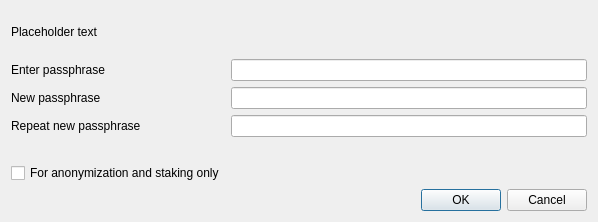
This is src/qt/forms/askpassphrasedialog.ui in bulwark-crypto/Bulwark as Qt 5 draws it before an edit. The edited form follows.
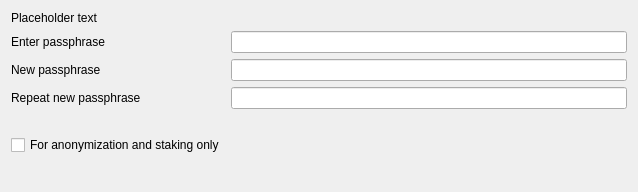
This is the edited form. Custom widgets are drawn as their Qt base class.

What changed in the file:
```diff
--- a/src/qt/forms/askpassphrasedialog.ui
+++ b/src/qt/forms/askpassphrasedialog.ui
@@ -6,8 +6,8 @@
    <rect>
     <x>0</x>
     <y>0</y>
-    <width>598</width>
-    <height>222</height>
+    <width>638</width>
+    <height>164</height>
    </rect>
   </property>
   <property name="sizePolicy">
@@ -127,17 +127,51 @@
     </layout>
    </item>
    <item>
-    <widget class="QDialogButtonBox" name="buttonBox">
-     <property name="orientation">
-      <enum>Qt::Horizontal</enum>
-     </property>
-     <property name="standardButtons">
-      <set>QDialogButtonBox::Cancel|QDialogButtonBox::Ok</set>
-     </property>
-    </widget>
+    <layout class="QHBoxLayout" name="horizontalLayout">
+     <item>
+      <spacer name="horizontalSpacer">
+       <property name="orientation">
+        <enum>Qt::Horizontal</enum>
+       </property>
+       <property name="sizeHint" stdset="0">
+        <size>
+         <width>40</width>
+         <height>20</height>
+        </size>
+       </property>
+      </spacer>
+     </item>
+     <item>
+      <widget class="QtMaterialFlatButton" name="acceptButton" native="true">
+       <property name="text" stdset="0">
+        <string>OK</string>
+       </property>
+       <property name="autoDefault" stdset="0">
+        <bool>true</bool>
+       </property>
+      </widget>
+     </item>
+     <item>
+      <widget class="QtMaterialFlatButton" name="cancelButton" native="true">
+       <property name="text" stdset="0">
+        <string>Cancel</string>
+       </property>
+       <property name="autoDefault" stdset="0">
+        <bool>false</bool>
+       </property>
+      </widget>
+     </item>
+    </layout>
    </item>
   </layout>
  </widget>
+ <customwidgets>
+  <customwidget>
+   <class>QtMaterialFlatButton</class>
+   <extends>QWidget</extends>
+   <header>qtmaterialflatbutton.h</header>
+  </customwidget>
+ </customwidgets>
  <resources/>
  <connections>
   <connection>
```
Left out of the diff: 41 changed lines with no effect on the pictures.
